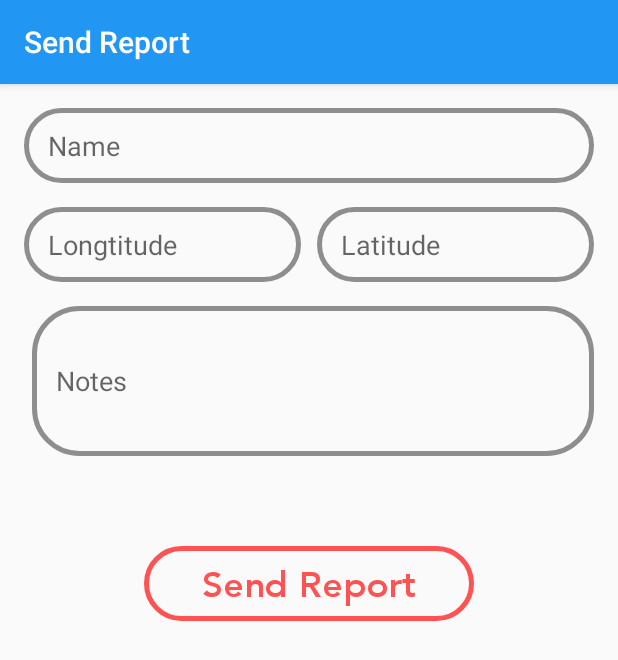
After one commit to biruk741/NoFAW, an Android app: the SendReportActivity screen opened directly, with no data from a screen before it, on a phone screen of 412 x 824 dp. The commit adds this screen. Shown: the top 660 px of the screen. Run offline under Robolectric (Android 15) with nearby library versions, the phone set to English and light mode, and no system bars.

Commit message:
Added maps

```diff
--- a/app/build.gradle
+++ b/app/build.gradle
@@ -25,6 +25,7 @@ dependencies {
     implementation 'com.android.support:cardview-v7:26.1.0'
 
     implementation 'com.android.support:support-v4:26.1.0'
+    implementation 'com.google.android.gms:play-services-maps:15.0.1'
     compile 'com.jakewharton:butterknife:8.8.1'
     annotationProcessor 'com.jakewharton:butterknife-compiler:8.8.1'
     compile 'com.github.ybq:Android-SpinKit:1.1.0'
--- a/app/src/main/java/com/innov8/nofaw/Activities/GovernmentMainActivity.java
+++ b/app/src/main/java/com/innov8/nofaw/Activities/GovernmentMainActivity.java
@@ -1,5 +1,6 @@
 package com.innov8.nofaw.Activities;
 
+import android.content.Intent;
 import android.support.v4.app.Fragment;
 import android.support.v4.app.FragmentManager;
 import android.support.v4.app.FragmentPagerAdapter;
@@ -13,6 +14,7 @@ import com.innov8.nofaw.Fragments.GovernmentFragments.HomeFragment;
 import com.innov8.nofaw.Fragments.GovernmentFragments.MapFragment;
 import com.innov8.nofaw.Fragments.GovernmentFragments.ProfileFragment;
 import com.innov8.nofaw.Fragments.GovernmentFragments.ReportsFragment;
+import com.innov8.nofaw.MapsActivity;
 import com.innov8.nofaw.R;
 import com.luseen.spacenavigation.SpaceItem;
 import com.luseen.spacenavigation.SpaceNavigationView;
@@ -50,8 +52,9 @@ public class GovernmentMainActivity extends AppCompatActivity {
 
             @Override
             public void onItemClick(int itemIndex, String itemName) {
+                if(itemIndex!=2)
                 viewPager.setCurrentItem(itemIndex);
-
+                else startActivity(new Intent(getApplicationContext(), MapsActivity.class));
             }
 
             @Override
--- a/app/src/main/java/com/innov8/nofaw/Activities/SignUpActivity.java
+++ b/app/src/main/java/com/innov8/nofaw/Activities/SignUpActivity.java
@@ -12,5 +12,6 @@ public class SignUpActivity extends AppCompatActivity {
         super.onCreate(savedInstanceState);
         setContentView(R.layout.activity_sign_up);
 
+        //todo: request gps permissions after login/signup.
     }
 }
--- /dev/null
+++ b/app/src/main/java/com/innov8/nofaw/SendReportActivity.java
@@ -0,0 +1,15 @@
+package com.innov8.nofaw;
+
+import android.support.v7.app.AppCompatActivity;
+import android.os.Bundle;
+
+public class SendReportActivity extends AppCompatActivity {
+
+    @Override
+    protected void onCreate(Bundle savedInstanceState) {
+        super.onCreate(savedInstanceState);
+        setContentView(R.layout.activity_send_report);
+        setTitle("Send Report");
+
+    }
+}
--- /dev/null
+++ b/app/src/main/res/drawable/button_red.xml
@@ -0,0 +1,10 @@
+<?xml version="1.0" encoding="utf-8"?>
+<shape xmlns:android="http://schemas.android.com/apk/res/android" >
+    <stroke android:width="3dp"
+        android:color="@color/colorAccent" />
+
+    <corners android:radius="325dp" />
+
+    <!--<solid-->
+    <!--android:color="#dbffffff"/>-->
+</shape>
--- /dev/null
+++ b/app/src/main/res/drawable/edittextoutline.xml
@@ -0,0 +1,10 @@
+<?xml version="1.0" encoding="utf-8"?>
+<shape xmlns:android="http://schemas.android.com/apk/res/android" >
+    <stroke android:width="3dp"
+    android:color="#8e8e8e" />
+
+    <corners android:radius="30dp" />
+
+    <!--<solid-->
+        <!--android:color="#cbffffff"/>-->
+</shape>
--- /dev/null
+++ b/app/src/main/res/layout/activity_send_report.xml
@@ -0,0 +1,64 @@
+<?xml version="1.0" encoding="utf-8"?>
+<LinearLayout xmlns:android="http://schemas.android.com/apk/res/android"
+    xmlns:app="http://schemas.android.com/apk/res-auto"
+    xmlns:tools="http://schemas.android.com/tools"
+    android:layout_width="match_parent"
+    android:layout_height="match_parent"
+    android:orientation="vertical"
+    android:layout_marginLeft="16dp"
+    android:layout_marginRight="16dp"
+    tools:context="com.innov8.nofaw.SendReportActivity">
+
+    <EditText
+        android:background="@drawable/edittextoutline"
+        android:layout_width="match_parent"
+        android:paddingLeft="16dp"
+        android:hint="Name"
+        android:layout_marginTop="16dp"
+        android:layout_marginBottom="16dp"
+        android:layout_height="50dp" />
+
+    <LinearLayout
+        android:layout_width="match_parent"
+        android:layout_height="wrap_content">
+        <EditText
+            android:background="@drawable/edittextoutline"
+            android:layout_width="0dp"
+            android:layout_weight="1"
+            android:paddingLeft="16dp"
+            android:layout_marginRight="5dp"
+            android:hint="Longtitude"
+            android:layout_height="50dp" />
+        <EditText
+            android:background="@drawable/edittextoutline"
+            android:layout_width="0dp"
+            android:layout_weight="1"
+            android:layout_marginLeft="5dp"
+            android:paddingLeft="16dp"
+            android:hint="Latitude"
+            android:layout_height="50dp" />
+
+    </LinearLayout>
+    <EditText
+        android:background="@drawable/edittextoutline"
+        android:layout_width="match_parent"
+        android:layout_marginLeft="5dp"
+        android:paddingLeft="16dp"
+        android:hint="Notes"
+        android:inputType="textMultiLine"
+        android:layout_marginTop="16dp"
+        android:layout_height="wrap_content"
+        android:minHeight="100dp" />
+    <com.innov8.nofaw.CustomClasses.FontTextView
+        android:textSize="24sp"
+        android:textColor="@color/colorAccent"
+        android:background="@drawable/button_red"
+        android:layout_width="match_parent"
+        android:layout_marginTop="60dp"
+        android:text="Send Report"
+        android:gravity="center"
+        android:layout_marginLeft="80dp"
+        android:layout_marginRight="80dp"
+        android:layout_height="50dp" />
+
+</LinearLayout>
--- a/app/src/main/res/values/strings.xml
+++ b/app/src/main/res/values/strings.xml
@@ -17,4 +17,6 @@
     <string name="profile">Profile</string>
     <string name="prevention">Prevention</string>
     <string name="treatment">Treatment</string>
+    <string name="title_activity_maps">Map</string>
+    <string name="affected_areas">Affected Areas</string>
 </resources>
```
Also changed, not shown: app/src/debug/res/values/google_maps_api.xml (added, +24 -0 lines), app/src/main/AndroidManifest.xml (+42 -14 lines), app/src/main/java/com/innov8/nofaw/CustomClasses/CustomMethods.java (+15 -1 lines), app/src/main/java/com/innov8/nofaw/MapsActivity.java (added, +56 -0 lines), app/src/main/java/com/innov8/nofaw/Pojos/Report.java (+19 -0 lines), app/src/main/res/layout/activity_maps.xml (added, +24 -0 lines), app/src/main/res/layout/fragment_map.xml (+9 -4 lines), 2 other files.
